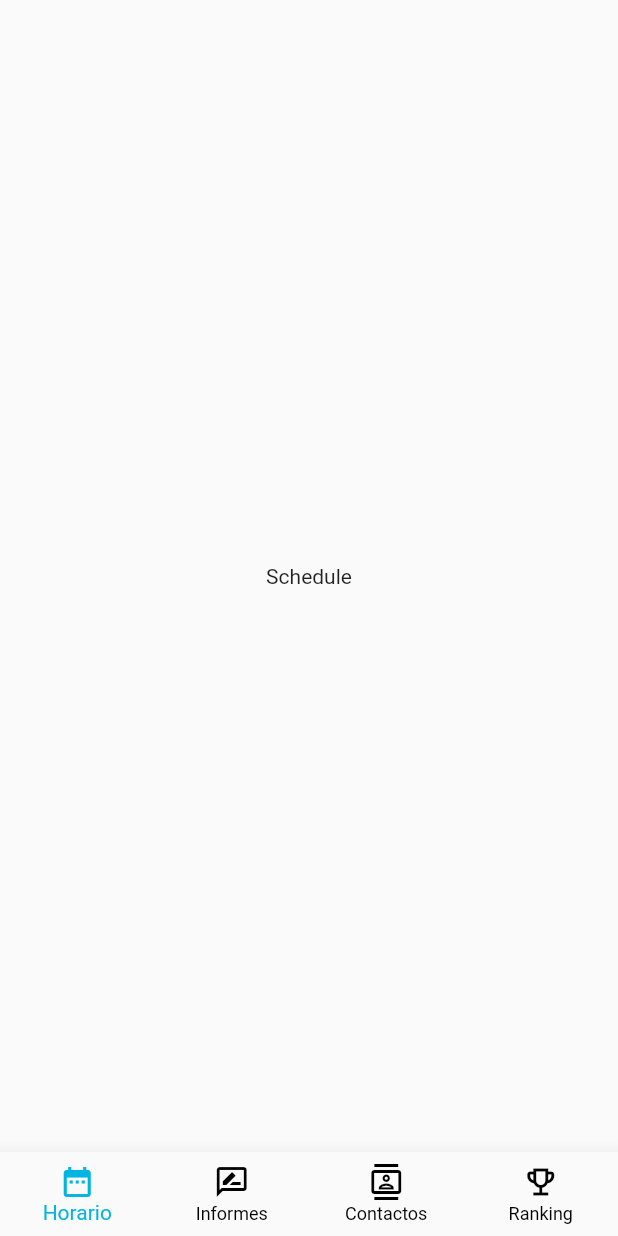
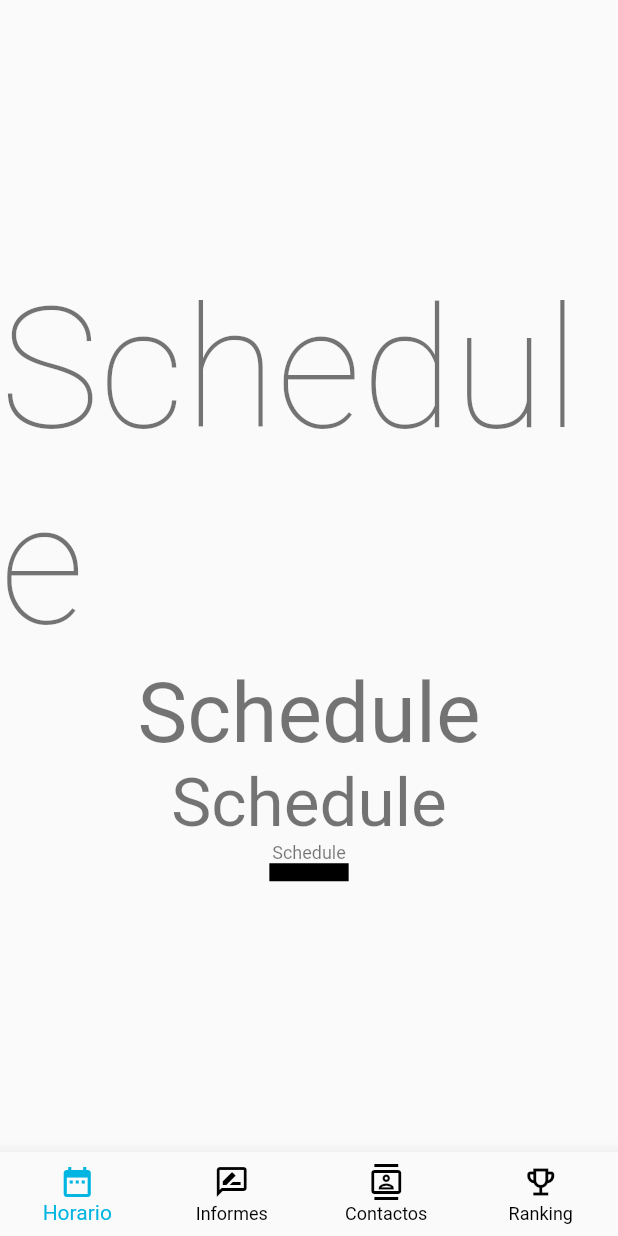
Before and after one commit to algowapo/Kusikay-Mobile, a Flutter app: the screen it shows after launch, on a phone screen of 412 x 824 dp. Run offline on Flutter 3.47's test engine with Material 2 defaults, Android fonts, the phone set to English and light mode, and no system bars; project files that could hold a hidden picture were left out.

Commit message:
Testing styles.

```diff
--- a/lib/pages/teacher/contacts_teacher.dart
+++ b/lib/pages/teacher/contacts_teacher.dart
@@ -6,7 +6,7 @@ class ContactsTeacher extends StatelessWidget {
   @override
   Widget build(BuildContext context) {
     return const Scaffold(
-      body: Center(child: Text('Contacts')),
+      body: Center(child: Icon(Icons.verified_outlined)),
     );
   }
 }
--- a/lib/pages/teacher/schedule_teacher.dart
+++ b/lib/pages/teacher/schedule_teacher.dart
@@ -5,8 +5,37 @@ class ScheduleTeacher extends StatelessWidget {
 
   @override
   Widget build(BuildContext context) {
-    return const Scaffold(
-      body: Center(child: Text('Schedule')),
+    return Scaffold(
+      body: Center(
+        child: Column(
+          mainAxisAlignment: MainAxisAlignment.center,
+          children: [
+            Text(
+              'Schedule',
+              style: Theme.of(context).textTheme.headline1,
+            ),
+            Text(
+              'Schedule',
+              style: Theme.of(context).textTheme.headline2,
+            ),
+            Text(
+              'Schedule',
+              style: Theme.of(context).textTheme.headline3,
+            ),
+            Text(
+              'Schedule',
+              style: Theme.of(context).textTheme.caption,
+            ),
+            Container(
+              color: Colors.black,
+              child: Text(
+                'Schedule',
+                style: Theme.of(context).textTheme.overline,
+              ),
+            )
+          ],
+        ),
+      ),
     );
   }
 }
```
